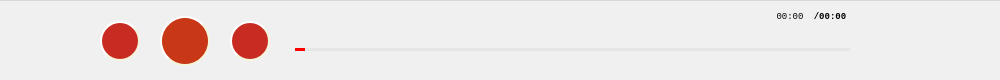
The window that music_player/musiccontrol.ui (zhuyijiang/player) describes before a commit, drawn with Qt 5.
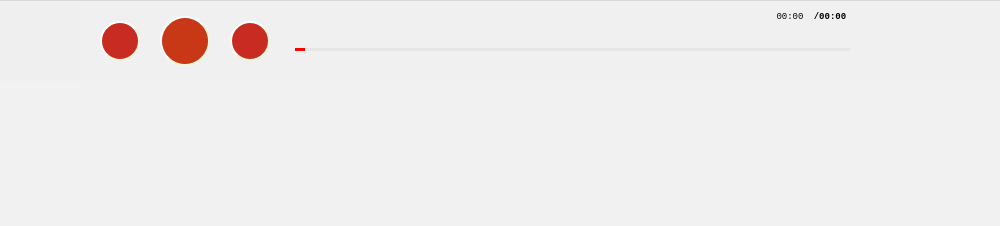
The same window after the commit. Icons and pictures are not drawn.

The edit to the form file:
```diff
--- a/music_player/musiccontrol.ui
+++ b/music_player/musiccontrol.ui
@@ -7,7 +7,7 @@
     <x>0</x>
     <y>0</y>
     <width>1000</width>
-    <height>80</height>
+    <height>226</height>
    </rect>
   </property>
   <property name="windowTitle">
@@ -26,7 +26,7 @@
      <x>0</x>
      <y>0</y>
      <width>1000</width>
-     <height>80</height>
+     <height>81</height>
     </rect>
    </property>
    <property name="styleSheet">
@@ -62,7 +62,34 @@
       <number>0</number>
      </property>
      <item>
+      <widget class="QWidget" name="coverWidget" native="true">
+       <property name="minimumSize">
+        <size>
+         <width>80</width>
+         <height>80</height>
+        </size>
+       </property>
+       <property name="maximumSize">
+        <size>
+         <width>80</width>
+         <height>80</height>
+        </size>
+       </property>
+       <property name="autoFillBackground">
+        <bool>true</bool>
+       </property>
+       <property name="styleSheet">
+        <string notr="true"/>
+       </property>
       <widget class="QPushButton" name="coverButton">
+        <property name="geometry">
+         <rect>
+          <x>0</x>
+          <y>0</y>
+          <width>80</width>
+          <height>80</height>
+         </rect>
+        </property>
        <property name="minimumSize">
         <size>
          <width>80</width>
@@ -75,9 +102,16 @@
          <height>80</height>
         </size>
        </property>
+        <property name="autoFillBackground">
+         <bool>false</bool>
+        </property>
        <property name="styleSheet">
-        <string notr="true">QPushButton#coverButton{
-border-style: outset;
+         <string notr="true">QPushButton#coverButton:hover{
+	image: url(:/icon/scaled.png);	
+	background-color: rgba(50, 50, 50, 100);
+}
+QPushButton#coverButton{
+	border-style:solid;
 }</string>
        </property>
        <property name="text">
@@ -89,6 +123,7 @@
          <height>80</height>
         </size>
        </property>
+       </widget>
       </widget>
      </item>
      <item>
```
Lines whose indentation alone changed are shown as unchanged.
